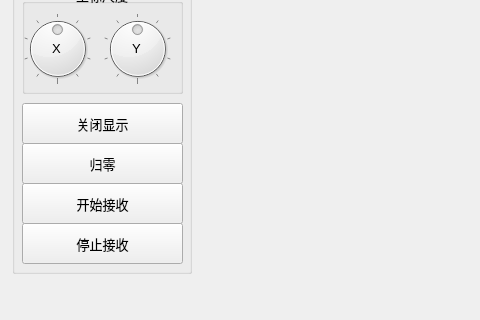
First picture: the form in mainwindow.ui, repository haiboCode233/AccelerometerBridge, before the edit; both pictures show x 0 to 480 and y 381 to 701 of the 1024 by 701 pixel window.
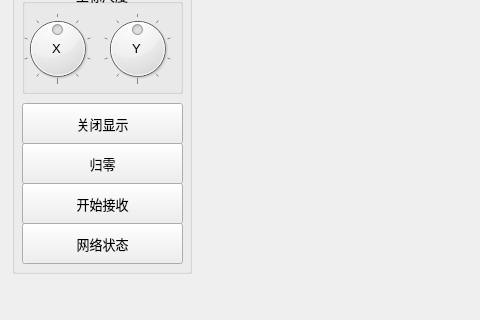
Second picture: the form after the edit.

Commit message: 将开始接收和关闭接收按钮并为一个，将关闭接收按钮改为网络状态按钮，增加网络状态ui

Diff of the .ui file:
```diff
--- a/mainwindow.ui
+++ b/mainwindow.ui
@@ -56,7 +56,7 @@
         </rect>
        </property>
        <property name="text">
-        <string>停止接收</string>
+        <string>网络状态</string>
        </property>
       </widget>
       <widget class="QPushButton" name="pushButton_start">
```
Left out of the diff: 6 changed lines with no effect on the pictures. The commit also changes 9 other files.
